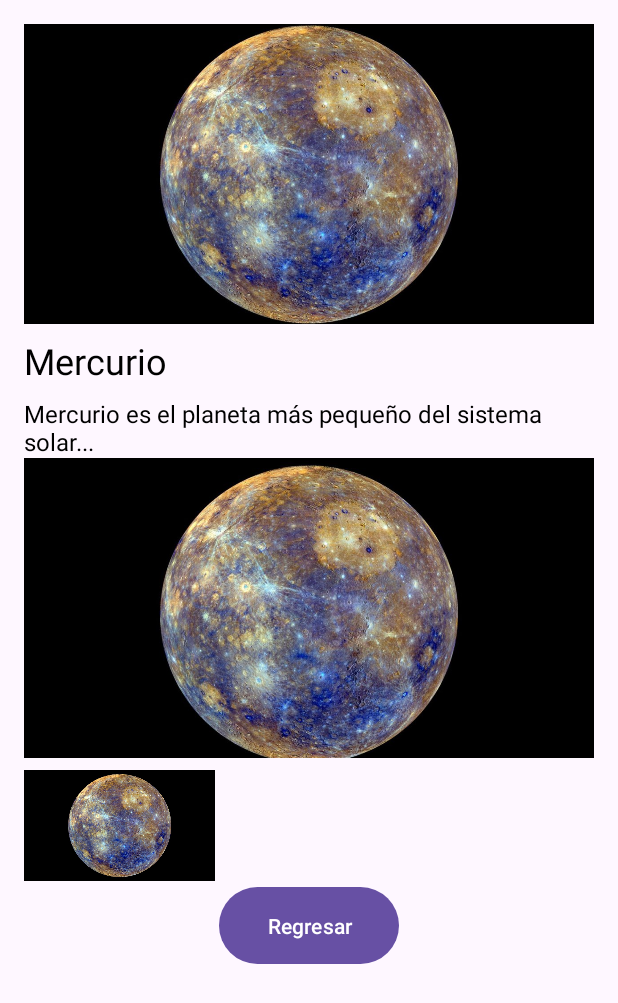
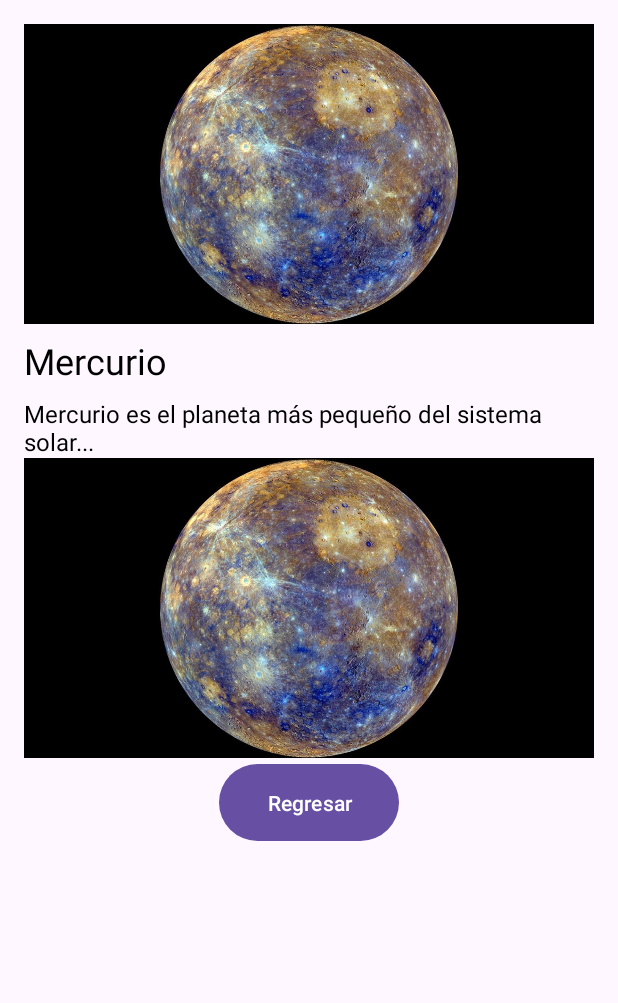
Before and after one commit to carloscruz05/Parcial1, an Android app: the screen it shows after launch (DetailActivity), after a tap on "Mercurio", on a phone screen of 412 x 824 dp. Shown: the top 1003 px of the screen. Run offline under Robolectric (Android 15) with nearby library versions, the phone set to English and light mode, and no system bars.

Commit message:
segundo commit

```diff
--- a/app/src/main/java/com/example/planetasapp/DetailActivity.java
+++ b/app/src/main/java/com/example/planetasapp/DetailActivity.java
@@ -14,7 +14,7 @@ public class DetailActivity extends AppCompatActivity {
         super.onCreate(savedInstanceState);
         setContentView(R.layout.activity_detail);
 
-        ImageView planetImage = findViewById(R.id.planet_image);
+        ImageView planetImage = findViewById(R.id.planet_image1);
         TextView planetName = findViewById(R.id.planet_name);
         TextView planetInfo = findViewById(R.id.planet_info);
         ImageView planetImage1 = findViewById(R.id.planet_image1);
@@ -27,17 +27,17 @@ public class DetailActivity extends AppCompatActivity {
         planetName.setText(name);
         planetImage.setImageResource(image);
         planetInfo.setText(getPlanetInfo(name));
-        planetImage1.setImageResource(image);  // You should use different images here
-        planetImage2.setImageResource(image);  // You should use different images here
+        planetImage1.setImageResource(image);
+        planetImage2.setImageResource(image);
 
-        // Set up the back button to start the MainActivity and return to the previous one
+
         backButton.setOnClickListener(new View.OnClickListener() {
             @Override
             public void onClick(View v) {
                 Intent intent = new Intent(DetailActivity.this, MainActivity.class);
                 intent.addFlags(Intent.FLAG_ACTIVITY_CLEAR_TOP | Intent.FLAG_ACTIVITY_NEW_TASK);
                 startActivity(intent);
-                finish(); // This will close the current activity
+                finish();
             }
         });
     }
--- a/app/src/main/res/layout/activity_detail.xml
+++ b/app/src/main/res/layout/activity_detail.xml
@@ -10,7 +10,7 @@
         android:orientation="vertical">
 
         <ImageView
-            android:id="@+id/planet_image"
+            android:id="@+id/planet_image1"
             android:layout_width="match_parent"
             android:layout_height="200dp"
             android:contentDescription="@string/planet_image"
@@ -31,22 +31,12 @@
             android:layout_height="wrap_content"
             android:textColor="@android:color/black"
             android:textSize="16sp"/>
-
         <ImageView
-            android:id="@+id/planet_image1"
+            android:id="@+id/planet_image2"
             android:layout_width="match_parent"
             android:layout_height="200dp"
             android:contentDescription="@string/planet_image"
-            android:paddingTop="8dp"
-            android:scaleType="centerCrop" />
-
-        <ImageView
-            android:id="@+id/planet_image2"
-            android:layout_width="127dp"
-            android:layout_height="82dp"
-            android:contentDescription="@string/planet_image"
-            android:paddingTop="8dp"
-            android:scaleType="centerCrop" />
+            android:scaleType="centerCrop"/>
 
         <Button
             android:id="@+id/back_button"
```
